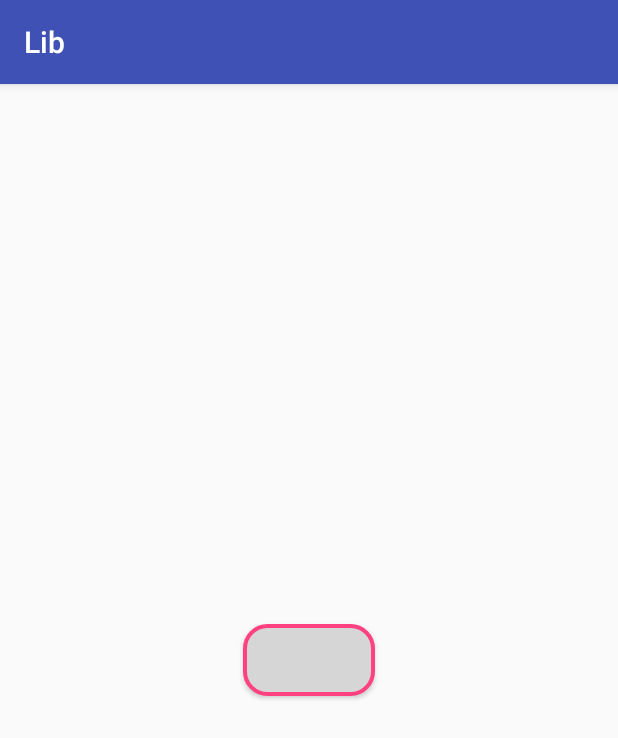
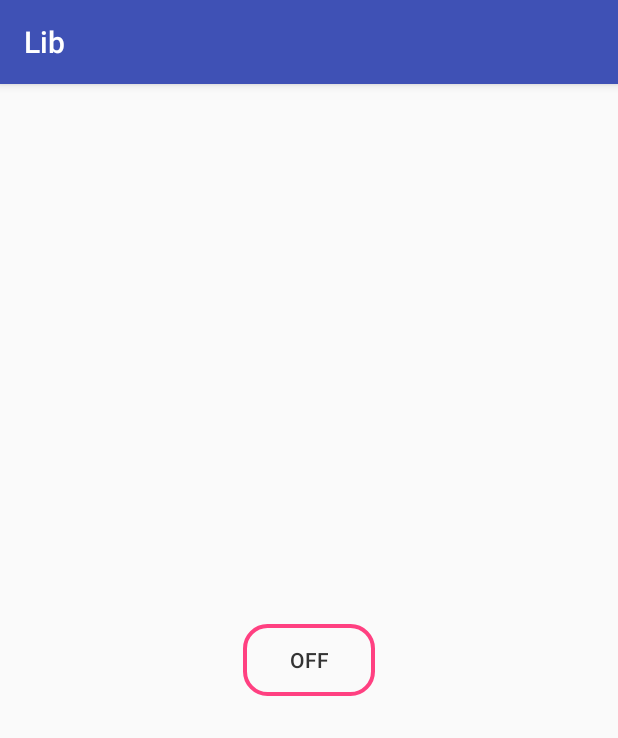
Before and after one commit to Rishabhk07/Custom-Toggle-Button, an Android app: the screen it shows after launch (MainActivity), on a phone screen of 412 x 824 dp. Shown: the top 738 px of the screen. Run offline under Robolectric (Android 15) with nearby library versions, the phone set to English and light mode, and no system bars.

Commit message:
default colors added
Signed-off-by: Rishabh Khanna <rishabhkhanna777@gmail.com>

```diff
--- a/customtogglebutton/src/main/res/values/colors.xml
+++ b/customtogglebutton/src/main/res/values/colors.xml
@@ -1,4 +1,7 @@
 <?xml version="1.0" encoding="utf-8"?>
 <resources>
-    <color name="colorAccent">#FF4081</color>
+    <color name="toggleOnColor">#FF4081</color>
+    <color name="toggleOffColor">@android:color/transparent</color>
+    <color name="uncheckedTextColor">#333</color>
+    <color name="CheckedTextColor">@android:color/white</color>
 </resources>
```
